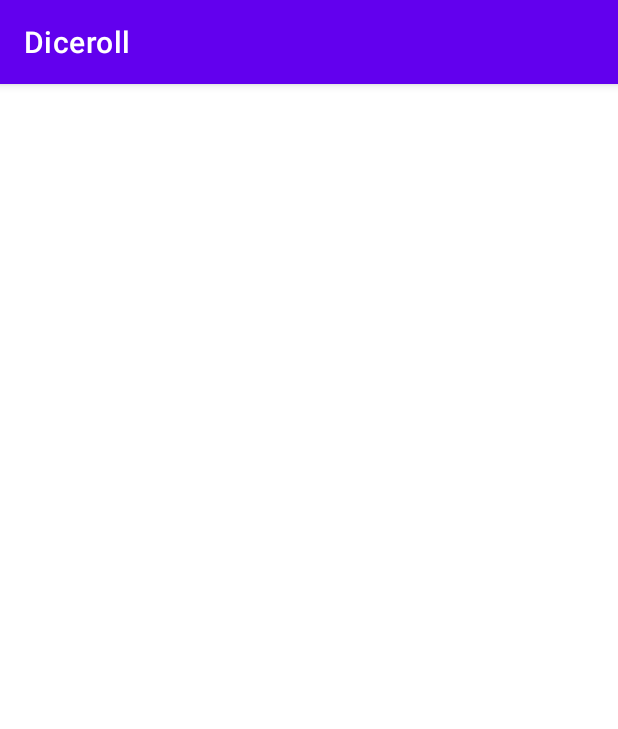
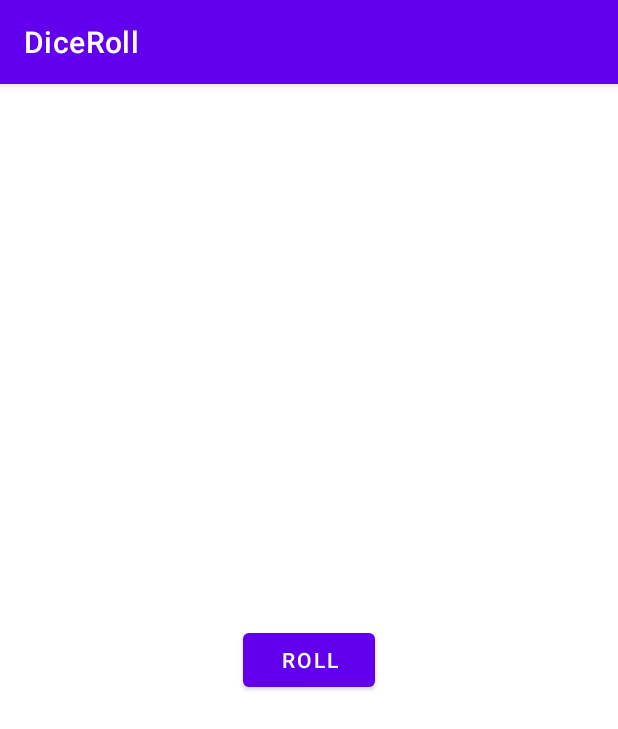
Before and after one commit to Vasic2000/DiceRoll, an Android app: the screen it shows after launch (MainActivity), on a phone screen of 412 x 824 dp. Shown: the top 729 px of the screen. Run offline under Robolectric (Android 15) with nearby library versions, the light colour scheme and no system bars.

Commit message:
Кубики

```diff
--- a/app/src/main/java/ru/vasic2000/diceroll/MainActivity.kt
+++ b/app/src/main/java/ru/vasic2000/diceroll/MainActivity.kt
@@ -2,10 +2,31 @@ package ru.vasic2000.diceroll
 
 import androidx.appcompat.app.AppCompatActivity
 import android.os.Bundle
+import android.widget.Button
+import android.widget.TextView
+import android.widget.Toast
 
 class MainActivity : AppCompatActivity() {
     override fun onCreate(savedInstanceState: Bundle?) {
         super.onCreate(savedInstanceState)
         setContentView(R.layout.activity_main)
+
+        val rollTextView : TextView = findViewById(R.id.textView)
+        val rollButton = findViewById<Button>(R.id.button)
+
+        rollButton.setOnClickListener{
+            rollTextView.setText(rollDice().toString())
+        }
+    }
+
+    private fun rollDice() : Int {
+        val dice = Dice(6)
+        return dice.roll()
+    }
+
+    class Dice(val numSides : Int) {
+        fun roll() : Int {
+            return(1..numSides).random()
+        }
     }
 }
--- a/app/src/main/res/layout/activity_main.xml
+++ b/app/src/main/res/layout/activity_main.xml
@@ -1,9 +1,31 @@
 <?xml version="1.0" encoding="utf-8"?>
 <androidx.constraintlayout.widget.ConstraintLayout xmlns:android="http://schemas.android.com/apk/res/android"
+    xmlns:app="http://schemas.android.com/apk/res-auto"
     xmlns:tools="http://schemas.android.com/tools"
     android:layout_width="match_parent"
     android:layout_height="match_parent"
     tools:context=".MainActivity">
 
 
+    <Button
+        android:id="@+id/button"
+        android:layout_width="wrap_content"
+        android:layout_height="wrap_content"
+        android:text="@string/roll"
+        app:layout_constraintBottom_toBottomOf="parent"
+        app:layout_constraintEnd_toEndOf="parent"
+        app:layout_constraintStart_toStartOf="parent"
+        app:layout_constraintTop_toTopOf="parent" />
+
+    <TextView
+        android:id="@+id/textView"
+        android:layout_width="wrap_content"
+        android:layout_height="wrap_content"
+        android:textSize="24dp"
+        app:layout_constraintBottom_toTopOf="@+id/button"
+        app:layout_constraintEnd_toEndOf="parent"
+        app:layout_constraintStart_toStartOf="parent"
+        app:layout_constraintTop_toTopOf="parent"
+        app:layout_constraintVertical_bias="0.8" />
+
 </androidx.constraintlayout.widget.ConstraintLayout>
--- a/app/src/main/res/values/strings.xml
+++ b/app/src/main/res/values/strings.xml
@@ -1,3 +1,4 @@
 <resources>
-    <string name="app_name">Diceroll</string>
+    <string name="app_name">DiceRoll</string>
+    <string name="roll">Roll</string>
 </resources>
```
Also changed, not shown: app/src/main/assets/dice1.png (added), app/src/main/assets/dice2.png (added), app/src/main/assets/dice3.png (added), app/src/main/assets/dice4.png (added), app/src/main/assets/dice5.png (added), app/src/main/assets/dice6.png (added).
